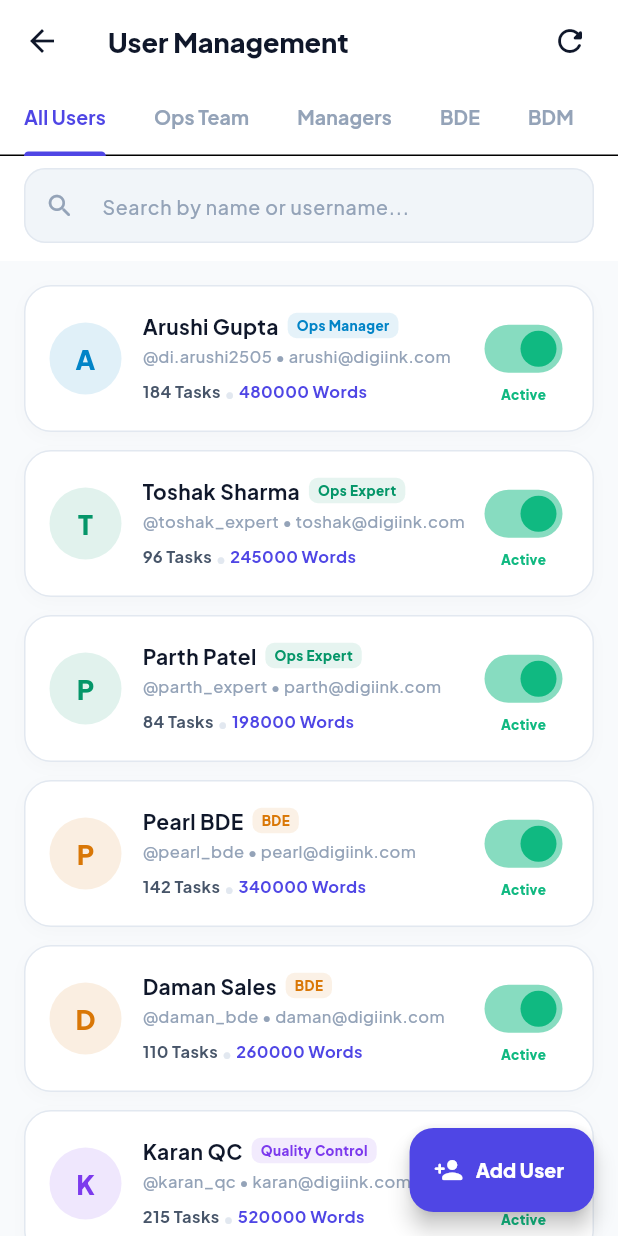
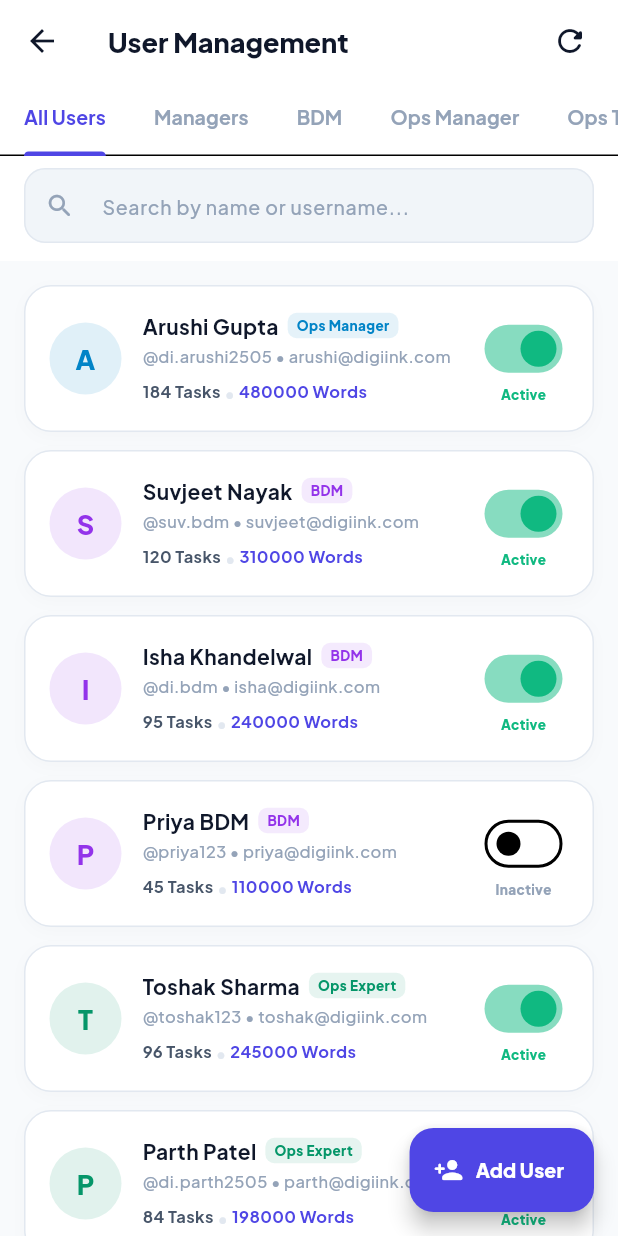
Before and after one commit to toshak10243/digiin_task_flow, a Flutter app: the AdminUsersScreen screen opened directly, on a phone screen of 412 x 824 dp. Run offline on Flutter 3.47's test engine with Material 3 defaults, Android fonts, the phone set to English and light mode, and no system bars; our stand-ins replace fl_chart, google_fonts, shared_preferences; accounts and stored records are empty; network calls fail.

Commit message:
fix(users): Sync BDM and Manager role filters, support both bdmanager and operations_manager, and update mobile tabs

```diff
--- a/digiink_app/lib/core/constants/app_colors.dart
+++ b/digiink_app/lib/core/constants/app_colors.dart
@@ -34,6 +34,7 @@ class AppColors {
   // Role Badges
   static const Color roleAdmin = Color(0xFF4F46E5);
   static const Color roleOM = Color(0xFF0284C7);
+  static const Color roleBDM = Color(0xFF9333EA); // Purple 600
   static const Color roleTeam = Color(0xFF059669);
   static const Color roleBDE = Color(0xFFD97706);
   static const Color roleQC = Color(0xFF7C3AED);
@@ -41,6 +42,7 @@ class AppColors {
   // Aliases for convenience
   static const Color accent = Color(0xFF6366F1);
   static const Color bdeColor = roleBDE;
+  static const Color bdmColor = roleBDM;
   static const Color qcColor = roleQC;
   static const Color managerColor = roleOM;
 }
--- a/digiink_app/lib/data/models/user_model.dart
+++ b/digiink_app/lib/data/models/user_model.dart
@@ -47,16 +47,18 @@ class UserModel {
   };
 
   String get roleDisplay {
-    switch (role) {
+    switch (role.toLowerCase()) {
       case 'admin':
         return 'Super Admin';
       case 'operations_manager':
+      case 'om':
         return 'Ops Manager';
       case 'operations_team':
         return 'Ops Expert';
       case 'bde':
         return 'BDE';
       case 'bdm':
+      case 'bdmanager':
         return 'BDM';
       case 'qc':
         return 'Quality Control';
--- a/digiink_app/lib/data/services/api_service.dart
+++ b/digiink_app/lib/data/services/api_service.dart
@@ -175,18 +175,32 @@ class ApiService {
 
   List<UserModel> _getMockUsers(String role, String search) {
     final all = [
-      UserModel(id: 1, name: 'Arushi Gupta', username: 'di.arushi2505', email: 'arushi@digiink.com', role: 'operations_manager', status: 'active', totalTasks: 184, totalWords: 480000),
-      UserModel(id: 2, name: 'Toshak Sharma', username: 'toshak_expert', email: 'toshak@digiink.com', role: 'operations_team', status: 'active', totalTasks: 96, totalWords: 245000),
-      UserModel(id: 3, name: 'Parth Patel', username: 'parth_expert', email: 'parth@digiink.com', role: 'operations_team', status: 'active', totalTasks: 84, totalWords: 198000),
-      UserModel(id: 4, name: 'Pearl BDE', username: 'pearl_bde', email: 'pearl@digiink.com', role: 'bde', status: 'active', totalTasks: 142, totalWords: 340000),
-      UserModel(id: 5, name: 'Daman Sales', username: 'daman_bde', email: 'daman@digiink.com', role: 'bde', status: 'active', totalTasks: 110, totalWords: 260000),
+      UserModel(id: 14, name: 'Arushi Gupta', username: 'di.arushi2505', email: 'arushi@digiink.com', role: 'operations_manager', status: 'active', totalTasks: 184, totalWords: 480000),
+      UserModel(id: 33, name: 'Suvjeet Nayak', username: 'suv.bdm', email: 'suvjeet@digiink.com', role: 'bdmanager', status: 'active', totalTasks: 120, totalWords: 310000),
+      UserModel(id: 28, name: 'Isha Khandelwal', username: 'di.bdm', email: 'isha@digiink.com', role: 'bdmanager', status: 'active', totalTasks: 95, totalWords: 240000),
+      UserModel(id: 27, name: 'Priya BDM', username: 'priya123', email: 'priya@digiink.com', role: 'bdmanager', status: 'inactive', totalTasks: 45, totalWords: 110000),
+      UserModel(id: 26, name: 'Toshak Sharma', username: 'toshak123', email: 'toshak@digiink.com', role: 'operations_team', status: 'active', totalTasks: 96, totalWords: 245000),
+      UserModel(id: 19, name: 'Parth Patel', username: 'di.parth2505', email: 'parth@digiink.com', role: 'operations_team', status: 'active', totalTasks: 84, totalWords: 198000),
+      UserModel(id: 36, name: 'Piyush Ops', username: 'di.piyush2505', email: 'piyush@digiink.com', role: 'operations_team', status: 'active', totalTasks: 62, totalWords: 154000),
+      UserModel(id: 38, name: 'Toshak BDE', username: 'toshak', email: 'toshak.sales@digiink.com', role: 'bde', status: 'active', totalTasks: 142, totalWords: 340000),
+      UserModel(id: 37, name: 'Tisha BDE', username: 'di.tisha2505', email: 'tisha@digiink.com', role: 'bde', status: 'active', totalTasks: 110, totalWords: 260000),
       UserModel(id: 6, name: 'Karan QC', username: 'karan_qc', email: 'karan@digiink.com', role: 'qc', status: 'active', totalTasks: 215, totalWords: 520000),
-      UserModel(id: 7, name: 'Kulwinder Ops', username: 'kulwinder_ops', email: 'kulwinder@digiink.com', role: 'operations_team', status: 'active', totalTasks: 62, totalWords: 154000),
-      UserModel(id: 8, name: 'Neha BDM', username: 'neha_bdm', email: 'neha@digiink.com', role: 'bdm', status: 'active', totalTasks: 90, totalWords: 210000),
     ];
 
     return all.where((u) {
-      final matchesRole = (role == 'all') || (u.role == role);
+      bool matchesRole;
+      if (role == 'all') {
+        matchesRole = true;
+      } else if (role == 'managers' || role == 'manager') {
+        matchesRole = u.role == 'operations_manager' || u.role == 'bdmanager' || u.role == 'bdm';
+      } else if (role == 'bdm' || role == 'bdmanager') {
+        matchesRole = u.role == 'bdmanager' || u.role == 'bdm';
+      } else if (role == 'operations_manager' || role == 'om') {
+        matchesRole = u.role == 'operations_manager';
+      } else {
+        matchesRole = u.role == role;
+      }
+
       final matchesSearch = search.isEmpty ||
           u.name.toLowerCase().contains(search.toLowerCase()) ||
           u.username.toLowerCase().contains(search.toLowerCase());
--- a/digiink_app/lib/presentation/screens/admin/admin_users_screen.dart
+++ b/digiink_app/lib/presentation/screens/admin/admin_users_screen.dart
@@ -21,10 +21,11 @@ class _AdminUsersScreenState extends State<AdminUsersScreen> with SingleTickerPr
 
   final List<Map<String, String>> _roleTabs = const [
     {'label': 'All Users', 'role': 'all'},
+    {'label': 'Managers', 'role': 'managers'},
+    {'label': 'BDM', 'role': 'bdm'},
+    {'label': 'Ops Manager', 'role': 'operations_manager'},
     {'label': 'Ops Team', 'role': 'operations_team'},
-    {'label': 'Managers', 'role': 'operations_manager'},
     {'label': 'BDE', 'role': 'bde'},
-    {'label': 'BDM', 'role': 'bdm'},
     {'label': 'QC Team', 'role': 'qc'},
   ];
 
@@ -183,7 +184,7 @@ class _AdminUsersScreenState extends State<AdminUsersScreen> with SingleTickerPr
                     DropdownMenuItem(value: 'operations_team', child: Text('Operations Team (Expert)')),
                     DropdownMenuItem(value: 'operations_manager', child: Text('Operations Manager')),
                     DropdownMenuItem(value: 'bde', child: Text('BDE (Sales)')),
-                    DropdownMenuItem(value: 'bdm', child: Text('BDM (Manager)')),
+                    DropdownMenuItem(value: 'bdmanager', child: Text('BDM (Business Development Manager)')),
                     DropdownMenuItem(value: 'qc', child: Text('Quality Control (QC)')),
                     DropdownMenuItem(value: 'admin', child: Text('Super Admin')),
                   ],
--- a/digiink_app/lib/presentation/widgets/user_card.dart
+++ b/digiink_app/lib/presentation/widgets/user_card.dart
@@ -19,7 +19,11 @@ class UserCard extends StatelessWidget {
       case 'admin':
         return AppColors.roleAdmin;
       case 'operations_manager':
+      case 'om':
         return AppColors.roleOM;
+      case 'bdm':
+      case 'bdmanager':
+        return AppColors.roleBDM;
       case 'operations_team':
         return AppColors.roleTeam;
       case 'bde':
```
Also changed, not shown: 2 other files.
